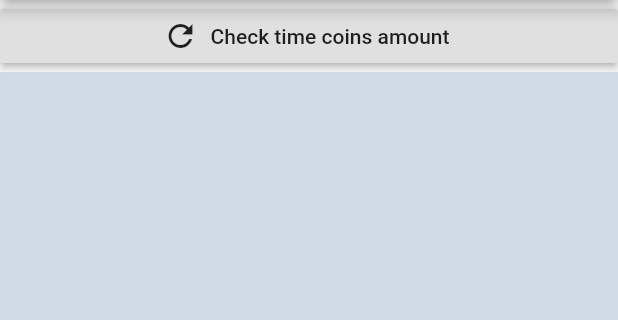
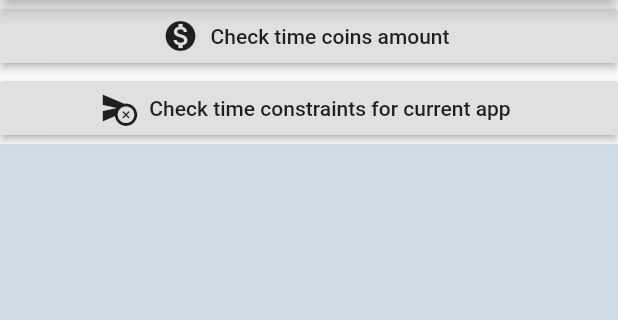
Before and after one commit to digicas/edutime-library-flutter, a Flutter app: the screen it shows after launch, after a tap on "Check time coins amount", on a phone screen of 412 x 824 dp, the part 84-404 px from its top. Run offline on Flutter 3.47's test engine with Material 2 defaults, Android fonts, the phone set to English and light mode, and no system bars.

Commit message:
flutter example - time constraints

```diff
--- a/edutime/example/lib/main.dart
+++ b/edutime/example/lib/main.dart
@@ -1,3 +1,4 @@
+import 'package:edutime/model.dart';
 import 'package:flutter/material.dart';
 import 'dart:async';
 
@@ -15,56 +16,67 @@ class MyApp extends StatefulWidget {
 }
 
 class _MyAppState extends State<MyApp> {
-  String _timeCoins = 'Unknown';
   String resultsText = "";
 
   @override
   void initState() {
     super.initState();
-    initPlatformState();
+    updateTimeCoinsInfo();
+    // initPlatformState();
   }
 
-  // Platform messages are asynchronous, so we initialize in an async method.
-  Future<void> initPlatformState() async {
-    String timeCoins;
+  // // Platform messages are asynchronous, so we initialize in an async method.
+  // Future<void> initPlatformState() async {...}
+
+  /// Example of getting the information on time coins amounts
+  /// Platform messages are asynchronous, so we call them in an async method.
+  Future<void> updateTimeCoinsInfo() async {
+    CurrencyStats timeCoins;
+    String resultText;
+    print("Checking time coins info");
     // Platform messages may fail, so we use a try/catch PlatformException.
     try {
+      Timeline.startSync('getCurrencyStats');
       timeCoins = await Edutime.getCurrencyStats;
+      Timeline.finishSync();
+      resultText = timeCoins.toString();
     } on PlatformException {
-      timeCoins = 'Failed to get info on time coins.';
+      resultText = 'Failed to get info on time coins.';
     }
-
     // If the widget was removed from the tree while the asynchronous platform
     // message was in flight, we want to discard the reply rather than calling
     // setState to update our non-existent appearance.
     if (!mounted) return;
-
     setState(() {
-      _timeCoins = timeCoins;
+      logResult(resultText);
     });
   }
 
-  Future<void> updateTimeCoins() async {
-    String timeCoins;
-    print("Checking time coins");
+  /// The approach is similar for other cases
+  Future<void> getAppTimeConstraints() async {
+    TimeConstraints timeConstraints;
+    String resultText;
+    print("Checking app's time constraints info");
+    // Platform messages may fail, so we use a try/catch PlatformException.
     try {
-      Timeline.startSync('getCurrencyStats');
-      timeCoins = await Edutime.getCurrencyStats;
+      Timeline.startSync('getTimeConstraints');
+      timeConstraints = await Edutime.getTimeConstraints;
       Timeline.finishSync();
+      resultText = timeConstraints.toString();
     } on PlatformException {
-      timeCoins = 'Failed to get info on time coins.';
+      resultText = 'Failed to get info on app`s time constraints.';
     }
-    if (!mounted) return;
-    setState(() {
-      _timeCoins = timeCoins;
-      logResult(timeCoins);
-    });
+    logResult(resultText);
   }
+
+
+
 
   void logResult(String result) {
     var now = DateTime.now();
     String nowString = "${now.hour}:${now.minute}:${now.second}.${now.millisecond}";
 
+    if (!mounted) return;
     setState(() {
       resultsText = "$nowString: $result \n\n" + resultsText;
     });
@@ -83,9 +95,13 @@ class _MyAppState extends State<MyApp> {
             crossAxisAlignment: CrossAxisAlignment.stretch,
             children: [
               RaisedButton.icon(
-                  icon: Icon(Icons.refresh),
+                  icon: Icon(Icons.monetization_on),
                   label: Text("Check time coins amount"),
-                  onPressed: updateTimeCoins),
+                  onPressed: updateTimeCoinsInfo),
+              RaisedButton.icon(
+                  icon: Icon(Icons.cancel_schedule_send),
+                  label: Text("Check time constraints for current app"),
+                  onPressed: getAppTimeConstraints),
               Expanded(
                   child: Container(
                     color: Color(0xaabbccdd),
--- a/edutime/lib/edutime.dart
+++ b/edutime/lib/edutime.dart
@@ -11,10 +11,21 @@ class Edutime {
   /// Requests current currency statistics. App can adjust the
   /// exercises to maximize the time user spends in the app by cherry picking longer tasks and
   /// vice versa.
-  static Future<String> get getCurrencyStats async {
+  static Future<CurrencyStats> get getCurrencyStats async {
     final Map currencyStatsMap = await _channel.invokeMethod('getCurrencyStats');
-    final CurrencyStats currencyStats = CurrencyStats.fromMap(currencyStatsMap);
+    final CurrencyStats currencyStats = CurrencyStats.fromChannelMap(currencyStatsMap);
     print (currencyStats);
-    return currencyStats.toString();
+    return currencyStats;
   }
+
+  /// Requests current time constraints on app. App can adjust the
+  /// exercises to maximize the time user spends in the app by cherry picking longer tasks and
+  /// vice versa.
+  static Future<TimeConstraints> get getTimeConstraints async {
+    final Map timeConstraintsMap = await _channel.invokeMethod('getTimeConstraints');
+    final TimeConstraints timeConstraints = TimeConstraints.fromChannelMap(timeConstraintsMap);
+    print (timeConstraints);
+    return timeConstraints;
+  }
+
 }
--- a/edutime/lib/model.dart
+++ b/edutime/lib/model.dart
@@ -8,16 +8,41 @@
 class CurrencyStats {
   /// Current amount of time coins the user is holding
   double currentAmount;
+
   /// Amount of time coins earned in the app's currently running instance
   double earnedInInstance;
 
   /// Constructor for deserialization of data received from the channel
-  CurrencyStats.fromMap(Map<String, double> channelData) {
+  CurrencyStats.fromChannelMap(Map<String, double> channelData) {
     this.currentAmount = channelData["currentAmount"];
     this.earnedInInstance = channelData["earnedInInstance"];
   }
 
   String toString() {
-    return "currentAmount: $currentAmount, earnedInInstance: $earnedInInstance";
+    return "Currency stats: currentAmount: $currentAmount, earnedInInstance: $earnedInInstance";
   }
 }
+
+/// TimeConstraints of the app has the information on launcher's time category
+/// propagated time limits towards the app
+/// To be used in the [getTimeConstraints] call
+class TimeConstraints {
+  /// Datetime at which the app can be (in the future) or was (in the past) started.
+  DateTime startTime;
+
+  /// Datetime at which the app will be stopped (if it is running) or
+  /// when it will blocked from starting.
+  DateTime stopTime;
+
+  /// Constructor for deserialization of data received from the channel
+  TimeConstraints.fromChannelMap(Map<String, int> channelData) {
+    this.startTime =
+        DateTime.fromMillisecondsSinceEpoch(channelData["startTimestamp"]);
+    this.stopTime =
+        DateTime.fromMillisecondsSinceEpoch(channelData["stopTimestamp"]);
+  }
+
+  String toString() {
+    return "Time constraints: startTime: $startTime, stopTime: $stopTime";
+  }
+}
```
Also changed, not shown: 1 other file.
